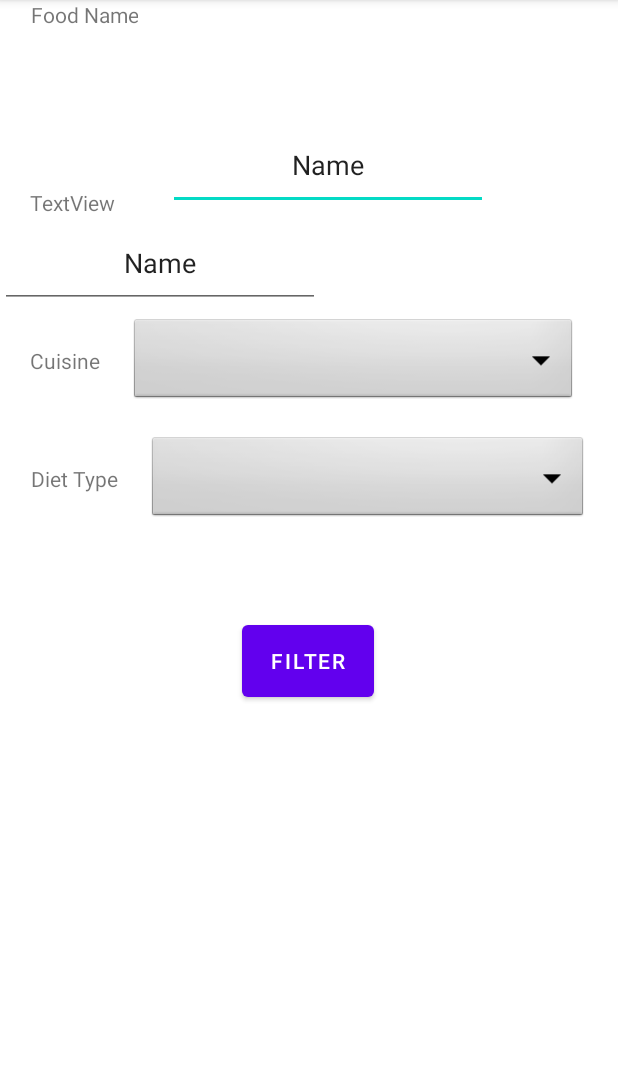
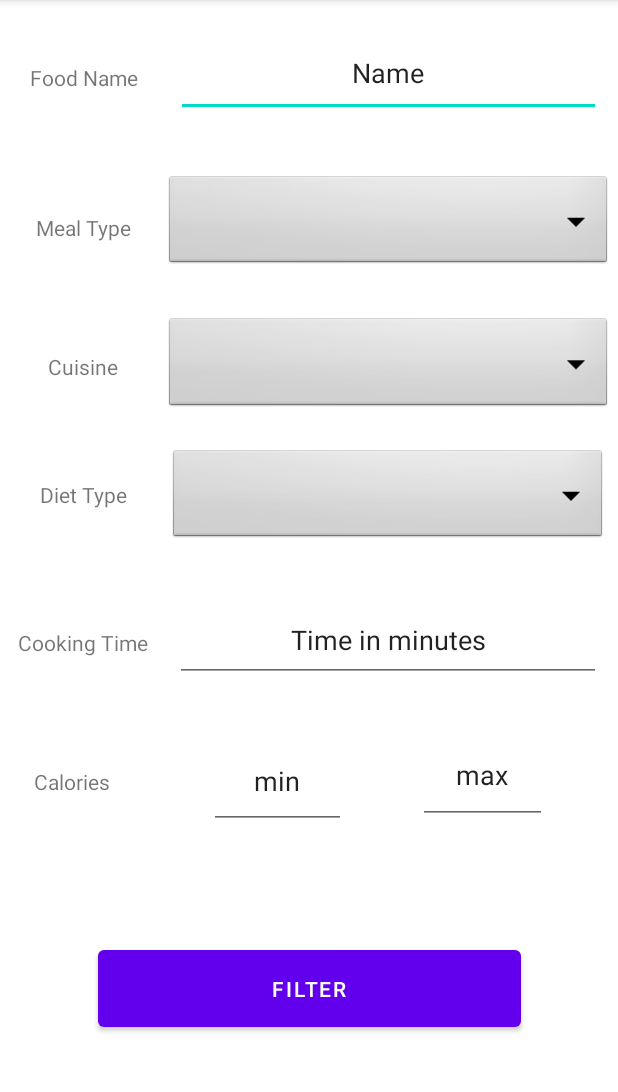
Before and after one commit to Big-Heros-Team/Ginger, an Android app: the FilterActivity screen opened directly, with no data from a screen before it, after a tap on "FILTER", on a phone screen of 412 x 824 dp, the part 84-1176 px from its top. Run offline under Robolectric (Android 15) with nearby library versions, the phone set to English and light mode, and no system bars.

Commit message:
filter serach

```diff
--- a/app/src/main/java/com/ginger/FilterActivity.java
+++ b/app/src/main/java/com/ginger/FilterActivity.java
@@ -20,15 +20,31 @@ import retrofit2.converter.gson.GsonConverterFactory;
 
 public class FilterActivity extends AppCompatActivity {
     private final String apiKey = "11e60bd17b7648619ed45bb0dbf4e838";
-    private String query = "pasta";
-    private String number = "5";
+    private String query;
+    private String maxReadyTime;
     private String cuisine;
     private String diet;
+    private String minCalories;
+    private String maxCalories;
+
 
     @Override
     protected void onCreate(Bundle savedInstanceState) {
         super.onCreate(savedInstanceState);
         setContentView(R.layout.activity_filter);
+
+        // Meal Types spinner
+        Spinner mealTypes = findViewById(R.id.mealTypesSpinner);
+        String[] mealType = new String[]{"",
+                "main course", "side dish", "dessert",
+                "appetizer", "salad", "bread",
+                "breakfast", "soup", "beverage", "sauce",
+                "marinade", "fingerfood", "snack", "drink"
+        };
+
+        ArrayAdapter<String> mealTypesAdapter = new ArrayAdapter<>(this, android.R.layout.simple_spinner_dropdown_item, mealType);
+        mealTypes.setAdapter(mealTypesAdapter);
+
 
         // Cuisines spinner
         Spinner cuisinesList = findViewById(R.id.CuisinesSpinner);
@@ -66,12 +82,23 @@ public class FilterActivity extends AppCompatActivity {
                 Spinner dietSpinner = (Spinner) findViewById(R.id.dietSpinner);
                 diet = dietSpinner.getSelectedItem().toString();
 
-                Log.i("spinner", "onClick: " + cuisine + "  -  " + diet);
+                Log.i("spinner", "cuisine: " + cuisine + "  -  diet: " + diet);
 
 
                 // get query
                 query = ((EditText) findViewById(R.id.queryName)).getText().toString();
-                Log.i("TAG", "onClick: " + query);
+                Log.i("TAG", "query: " + query);
+
+                // get cooking time
+                maxReadyTime = ((EditText) findViewById(R.id.maxReadyTime)).getText().toString();
+                Log.i("TAG", "maxReadyTime: " + maxReadyTime);
+
+
+                // get Calories Range
+                minCalories = ((EditText) findViewById(R.id.minCalories)).getText().toString();
+                maxCalories = ((EditText) findViewById(R.id.maxCalories)).getText().toString();
+                Log.i("TAG", minCalories + "--" + maxCalories);
+
 
                 getFilteredMealsFromApi();
             }
@@ -96,7 +123,14 @@ public class FilterActivity extends AppCompatActivity {
 
         FoodApi foodApi = retrofit.create(FoodApi.class);
 
-        Call<Results> mealsListCall = foodApi.getResults(apiKey, query, diet, cuisine);
+        Call<Results> mealsListCall = foodApi.getResults(
+                apiKey,
+                query,
+                diet,
+                cuisine,
+                maxReadyTime,
+                minCalories,
+                maxCalories);
 
         mealsListCall.enqueue(new Callback<Results>() {
             @Override
@@ -110,7 +144,7 @@ public class FilterActivity extends AppCompatActivity {
                     Log.i("FilterAPI", "nothing found: ");
 
                 } else {
-                    Log.i("FilterAPI", "onSuccessful: " + mealsList.getResults().get(0).getTitle());
+                    Log.i("FilterAPI", "onSuccessful: " + mealsList.getResults().size());
                 }
             }
 
@@ -121,5 +155,4 @@ public class FilterActivity extends AppCompatActivity {
         });
     }
 
-
 }
--- a/app/src/main/java/com/ginger/Retrofit/FoodApi.java
+++ b/app/src/main/java/com/ginger/Retrofit/FoodApi.java
@@ -23,7 +23,14 @@ public interface FoodApi {
     Call<MealDetailsList> getMealById(@Query("i") String mealId);
 
     @GET("complexSearch")
-    Call<Results> getResults(@Query("apiKey") String apiKey, @Query("query") String query,@Query("diet") String diet, @Query("cuisine") String cuisine);
+    Call<Results> getResults(@Query("apiKey") String apiKey,
+                             @Query("query") String query,
+                             @Query("diet") String diet,
+                             @Query("cuisine") String cuisine,
+                             @Query("maxReadyTime") String maxReadyTime,
+                             @Query("minCalories") String minCalories,
+                             @Query("maxCalories") String maxCalories
+    );
 
 
 //    @GET("complexSearch")
--- a/app/src/main/res/layout/activity_filter.xml
+++ b/app/src/main/res/layout/activity_filter.xml
@@ -6,117 +6,192 @@
     android:layout_height="match_parent"
     tools:context=".FilterActivity">
 
+    <Spinner
+        android:id="@+id/mealTypesSpinner"
+        android:layout_width="298dp"
+        android:layout_height="0dp"
+        android:layout_marginBottom="29dp"
+        android:background="@android:drawable/btn_dropdown"
+        android:spinnerMode="dropdown"
+        app:layout_constraintBottom_toTopOf="@+id/CuisinesSpinner"
+        app:layout_constraintEnd_toEndOf="parent"
+        app:layout_constraintHorizontal_bias="0.5"
+        app:layout_constraintStart_toEndOf="@+id/mealType"
+        app:layout_constraintTop_toBottomOf="@+id/queryName" />
 
     <Spinner
         android:id="@+id/CuisinesSpinner"
-        android:layout_width="0dp"
-        android:layout_height="60dp"
-        android:layout_marginStart="20dp"
-        android:layout_marginTop="65dp"
-        android:layout_marginEnd="7dp"
-        android:layout_marginBottom="79dp"
+        android:layout_width="298dp"
+        android:layout_height="0dp"
+        android:layout_marginBottom="22dp"
         android:background="@android:drawable/btn_dropdown"
         android:spinnerMode="dropdown"
-        app:layout_constraintBottom_toBottomOf="@+id/dietSpinner"
-        app:layout_constraintEnd_toEndOf="@+id/dietSpinner"
+        app:layout_constraintBottom_toTopOf="@+id/dietSpinner"
+        app:layout_constraintEnd_toEndOf="parent"
+        app:layout_constraintHorizontal_bias="0.5"
         app:layout_constraintStart_toEndOf="@+id/textView3"
-        app:layout_constraintTop_toTopOf="@+id/editTextTextPersonName2" />
+        app:layout_constraintTop_toBottomOf="@+id/mealTypesSpinner" />
 
     <Spinner
         android:id="@+id/dietSpinner"
-        android:layout_width="0dp"
-        android:layout_height="60dp"
-        android:layout_marginStart="20dp"
-        android:layout_marginTop="289dp"
-        android:layout_marginEnd="20dp"
+        android:layout_width="292dp"
+        android:layout_height="0dp"
+        android:layout_marginBottom="36dp"
         android:background="@android:drawable/btn_dropdown"
         android:spinnerMode="dropdown"
+        app:layout_constraintBottom_toTopOf="@+id/maxReadyTime"
         app:layout_constraintEnd_toEndOf="parent"
+        app:layout_constraintHorizontal_bias="0.5"
         app:layout_constraintStart_toEndOf="@+id/textView6"
-        app:layout_constraintTop_toTopOf="parent" />
+        app:layout_constraintTop_toBottomOf="@+id/CuisinesSpinner" />
 
     <Button
         android:id="@+id/filtering"
-        android:layout_width="wrap_content"
-        android:layout_height="60dp"
-        android:layout_marginTop="20dp"
-        android:layout_marginBottom="256dp"
+        android:layout_width="282dp"
+        android:layout_height="63dp"
+        android:layout_marginBottom="77dp"
         android:text="Filter"
         app:layout_constraintBottom_toBottomOf="parent"
         app:layout_constraintEnd_toEndOf="parent"
-        app:layout_constraintHorizontal_bias="0.498"
         app:layout_constraintStart_toStartOf="parent"
+        app:layout_constraintTop_toBottomOf="@+id/maxCalories" />
+
+    <TextView
+        android:id="@+id/textView"
+        android:layout_width="100dp"
+        android:layout_height="0dp"
+        android:layout_marginTop="20dp"
+        android:layout_marginBottom="37dp"
+        android:gravity="center"
+        android:text="Food Name"
+        app:layout_constraintBottom_toTopOf="@+id/mealType"
+        app:layout_constraintStart_toStartOf="@+id/mealType"
+        app:layout_constraintTop_toTopOf="parent" />
+
+    <TextView
+        android:id="@+id/mealType"
+        android:layout_width="100dp"
+        android:layout_height="0dp"
+        android:layout_marginBottom="29dp"
+        android:gravity="center"
+        android:text="Meal Type"
+        app:layout_constraintBottom_toTopOf="@+id/textView3"
+        app:layout_constraintStart_toStartOf="@+id/textView3"
+        app:layout_constraintTop_toBottomOf="@+id/textView" />
+
+    <TextView
+        android:id="@+id/textView3"
+        android:layout_width="100dp"
+        android:layout_height="0dp"
+        android:layout_marginBottom="22dp"
+        android:gravity="center"
+        android:text="Cuisine"
+        app:layout_constraintBottom_toTopOf="@+id/textView6"
+        app:layout_constraintStart_toStartOf="@+id/textView6"
+        app:layout_constraintTop_toBottomOf="@+id/mealType" />
+
+    <TextView
+        android:id="@+id/textView6"
+        android:layout_width="100dp"
+        android:layout_height="0dp"
+        android:layout_marginBottom="36dp"
+        android:gravity="center"
+        android:text="Diet Type"
+        app:layout_constraintBottom_toTopOf="@+id/Time"
+        app:layout_constraintStart_toStartOf="@+id/Time"
+        app:layout_constraintTop_toBottomOf="@+id/textView3" />
+
+    <EditText
+        android:id="@+id/queryName"
+        android:layout_width="283dp"
+        android:layout_height="58dp"
+        android:layout_marginTop="20dp"
+        android:layout_marginBottom="37dp"
+        android:ems="10"
+        android:gravity="center"
+        android:inputType="textPersonName"
+        android:text="Name"
+        app:layout_constraintBottom_toTopOf="@+id/mealTypesSpinner"
+        app:layout_constraintEnd_toEndOf="parent"
+        app:layout_constraintHorizontal_bias="0.5"
+        app:layout_constraintStart_toEndOf="@+id/textView"
+        app:layout_constraintTop_toTopOf="parent" />
+
+    <TextView
+        android:id="@+id/Time"
+        android:layout_width="100dp"
+        android:layout_height="0dp"
+        android:layout_marginBottom="29dp"
+        android:gravity="center"
+        android:text="Cooking Time"
+        app:layout_constraintBottom_toTopOf="@+id/textView14"
+        app:layout_constraintStart_toStartOf="@+id/textView14"
+        app:layout_constraintTop_toBottomOf="@+id/textView6" />
+
+    <EditText
+        android:id="@+id/maxReadyTime"
+        android:layout_width="284dp"
+        android:layout_height="55dp"
+        android:layout_marginBottom="29dp"
+        android:ems="10"
+        android:gravity="center"
+        android:inputType="textPersonName"
+        android:text="Time in minutes"
+        app:layout_constraintBottom_toTopOf="@+id/maxCalories"
+        app:layout_constraintEnd_toEndOf="parent"
+        app:layout_constraintHorizontal_bias="0.5"
+        app:layout_constraintStart_toEndOf="@+id/Time"
         app:layout_constraintTop_toBottomOf="@+id/dietSpinner" />
 
     <TextView
-        android:id="@+id/textView"
-        android:layout_width="wrap_content"
+        android:id="@+id/textView14"
+        android:layout_width="0dp"
         android:layout_height="0dp"
-        android:layout_marginStart="20dp"
-        android:text="Food Name"
+        android:layout_marginStart="5dp"
+        android:layout_marginEnd="187dp"
+        android:layout_marginBottom="215dp"
         android:gravity="center"
-        app:layout_constraintBottom_toBottomOf="@+id/editTextTextPersonName"
+        android:text="Calories"
+        app:layout_constraintBottom_toBottomOf="parent"
+        app:layout_constraintEnd_toStartOf="@+id/maxCalories"
         app:layout_constraintStart_toStartOf="parent"
-        app:layout_constraintTop_toTopOf="@+id/editTextTextPersonName" />
-
-    <TextView
-        android:id="@+id/textView2"
-        android:layout_width="wrap_content"
-        android:layout_height="60dp"
-        android:layout_marginTop="65dp"
-        android:layout_marginBottom="65dp"
-        android:text="TextView"
-        android:gravity="center"
-        app:layout_constraintBottom_toBottomOf="@+id/textView3"
-        app:layout_constraintStart_toStartOf="@+id/textView"
-        app:layout_constraintTop_toTopOf="@+id/textView" />
-
-    <TextView
-        android:id="@+id/textView3"
-        android:layout_width="wrap_content"
-        android:layout_height="0dp"
-        android:text="Cuisine"
-        android:gravity="center"
-        app:layout_constraintBottom_toBottomOf="@+id/CuisinesSpinner"
-        app:layout_constraintStart_toStartOf="@+id/textView2"
-        app:layout_constraintTop_toTopOf="@+id/CuisinesSpinner" />
-
-    <TextView
-        android:id="@+id/textView6"
-        android:layout_width="wrap_content"
-        android:layout_height="0dp"
-        android:layout_marginStart="20dp"
-        android:text="Diet Type"
-        android:gravity="center"
-        app:layout_constraintBottom_toBottomOf="@+id/dietSpinner"
-        app:layout_constraintStart_toStartOf="parent"
-        app:layout_constraintTop_toTopOf="@+id/dietSpinner" />
+        app:layout_constraintTop_toBottomOf="@+id/Time" />
 
     <EditText
-        android:id="@+id/queryName"
-        android:layout_width="wrap_content"
-        android:layout_height="60dp"
-        android:layout_marginStart="20dp"
-        android:layout_marginBottom="5dp"
+        android:id="@+id/minCalories"
+        android:layout_width="91dp"
+        android:layout_height="0dp"
         android:ems="10"
+        android:gravity="center"
         android:inputType="textPersonName"
-        android:text="Name"
-        android:gravity="center"
-        app:layout_constraintBottom_toTopOf="@+id/editTextTextPersonName2"
-        app:layout_constraintStart_toEndOf="@+id/textView" />
+        android:text="min"
+        app:layout_constraintBottom_toBottomOf="@+id/textView14"
+        app:layout_constraintEnd_toStartOf="@+id/maxCalories"
+        app:layout_constraintHorizontal_bias="0.5"
+        app:layout_constraintStart_toEndOf="@+id/textView14"
+        app:layout_constraintTop_toTopOf="@+id/textView14" />
 
     <EditText
-        android:id="@+id/editTextTextPersonName2"
+        android:id="@+id/maxCalories"
+        android:layout_width="0dp"
+        android:layout_height="0dp"
+        android:layout_marginEnd="47dp"
+        android:layout_marginBottom="78dp"
+        android:ems="10"
+        android:gravity="center"
+        android:inputType="textPersonName"
+        android:text="max"
+        app:layout_constraintBottom_toTopOf="@+id/filtering"
+        app:layout_constraintEnd_toEndOf="parent"
+        app:layout_constraintHorizontal_bias="0.5"
+        app:layout_constraintStart_toEndOf="@+id/textView14"
+        app:layout_constraintTop_toBottomOf="@+id/maxReadyTime" />
+
+    <androidx.constraintlayout.widget.Guideline
+        android:id="@+id/guideline2"
         android:layout_width="wrap_content"
-        android:layout_height="0dp"
-        android:layout_marginTop="145dp"
-        android:layout_marginBottom="144dp"
-        android:ems="10"
-        android:inputType="textPersonName"
-        android:text="Name"
-        android:gravity="center"
-        app:layout_constraintBottom_toBottomOf="@+id/dietSpinner"
-        app:layout_constraintStart_toStartOf="@+id/editTextTextPersonName"
-        app:layout_constraintTop_toTopOf="parent" />
+        android:layout_height="wrap_content"
+        android:orientation="horizontal"
+        app:layout_constraintGuide_end="711dp" />
 
 </androidx.constraintlayout.widget.ConstraintLayout>
```
